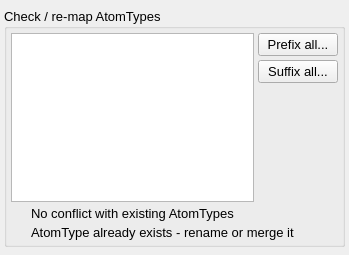
First picture: the form in src/gui/addspecieswizard.ui, repository disorderedmaterials/dissolve, before the edit.
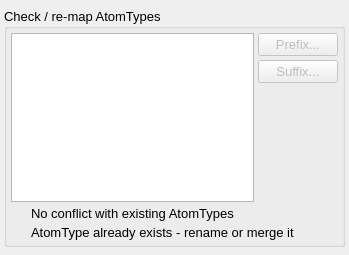
Second picture: the form after the edit. The open tabs and pages were chosen to show the change. Icons and pictures are not drawn. Custom widgets are drawn as their Qt base class.

Commit message: Enable prefix and suffix buttons on AtomTypes page in AddSpeciesWizard.

What changed in the file:
```diff
--- a/src/gui/addspecieswizard.ui
+++ b/src/gui/addspecieswizard.ui
@@ -446,16 +446,28 @@
                <number>4</number>
               </property>
               <item>
-               <widget class="QPushButton" name="AtomTypesPrefixAllButton">
+               <widget class="QPushButton" name="AtomTypesPrefixButton">
+                <property name="enabled">
+                 <bool>false</bool>
+                </property>
+                <property name="toolTip">
+                 <string>Add a prefix to all selected AtomType names</string>
+                </property>
                 <property name="text">
-                 <string>Prefix all...</string>
+                 <string>Prefix...</string>
                 </property>
                </widget>
               </item>
               <item>
-               <widget class="QPushButton" name="AtomTypesSuffixAllButton">
+               <widget class="QPushButton" name="AtomTypesSuffixButton">
+                <property name="enabled">
+                 <bool>false</bool>
+                </property>
+                <property name="toolTip">
+                 <string>Add a suffix to all selected AtomType names</string>
+                </property>
                 <property name="text">
-                 <string>Suffix all...</string>
+                 <string>Suffix...</string>
                 </property>
                </widget>
               </item>
```
Left out of the diff: 6 changed lines with no effect on the pictures. The commit also changes 2 other files.
